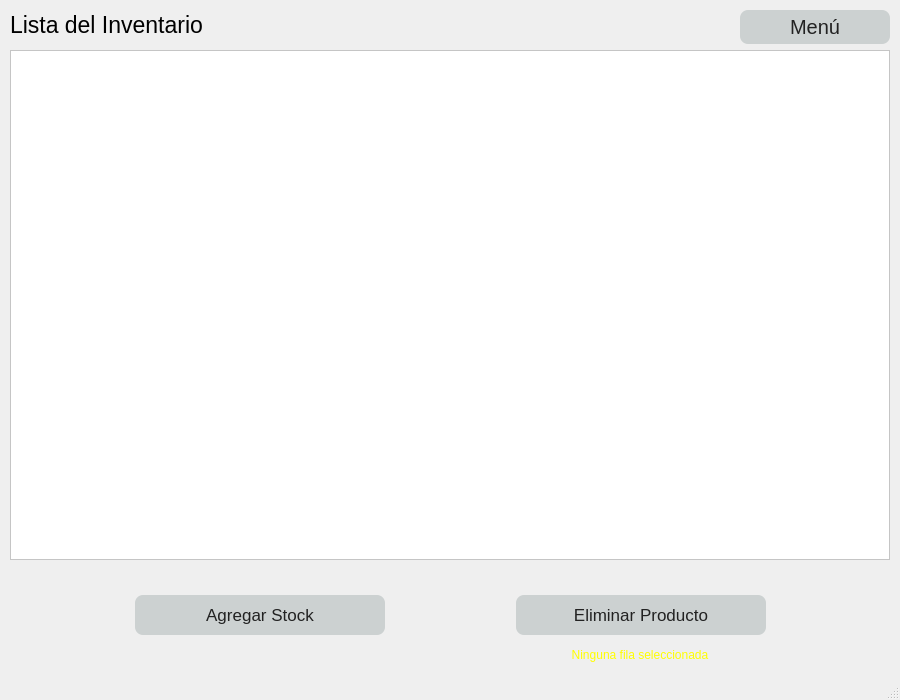
nicolujan1610/farmasty, file inventario/inventario-ventana.ui: the form before one commit.
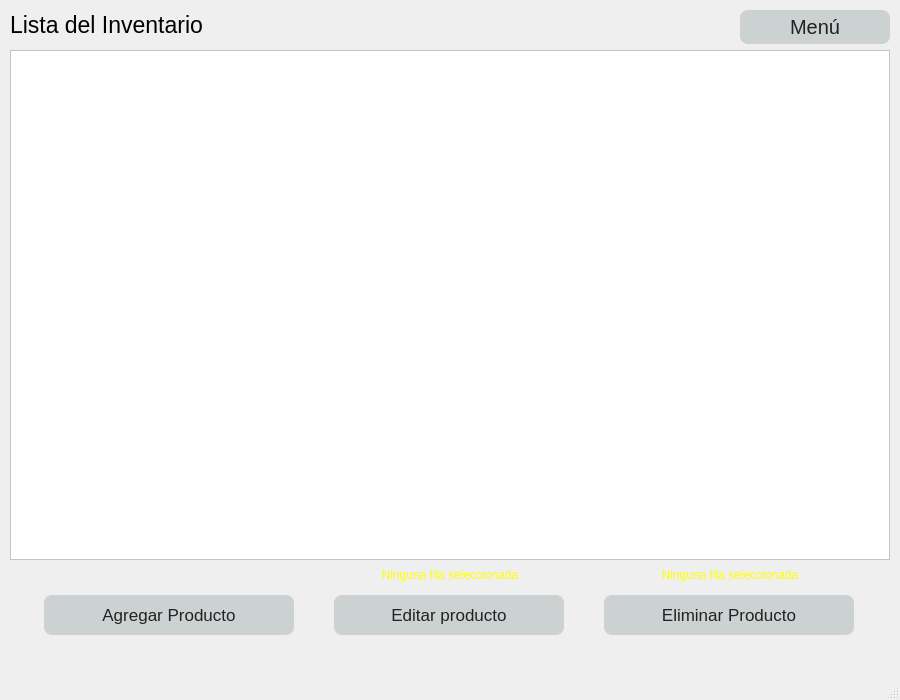
The form after the commit.

What changed in the file:
```diff
--- a/inventario/inventario-ventana.ui
+++ b/inventario/inventario-ventana.ui
@@ -202,7 +202,38 @@
         <string notr="true">background-color:#ccd1d1; color: #222; border-radius: 8px</string>
        </property>
        <property name="text">
-        <string>Agregar Stock</string>
+        <string>Agregar Producto</string>
+       </property>
+      </widget>
+     </item>
+     <item>
+      <widget class="QPushButton" name="edit_btn">
+       <property name="minimumSize">
+        <size>
+         <width>230</width>
+         <height>40</height>
+        </size>
+       </property>
+       <property name="maximumSize">
+        <size>
+         <width>230</width>
+         <height>40</height>
+        </size>
+       </property>
+       <property name="font">
+        <font>
+         <family>Arial</family>
+         <pointsize>13</pointsize>
+        </font>
+       </property>
+       <property name="cursor">
+        <cursorShape>PointingHandCursor</cursorShape>
+       </property>
+       <property name="styleSheet">
+        <string notr="true">background-color:#ccd1d1; color: #222; border-radius: 8px</string>
+       </property>
+       <property name="text">
+        <string>Editar producto</string>
        </property>
       </widget>
      </item>
@@ -242,8 +273,44 @@
    <widget class="QLabel" name="warning_lbl">
     <property name="geometry">
      <rect>
-      <x>520</x>
-      <y>630</y>
+      <x>330</x>
+      <y>550</y>
+      <width>240</width>
+      <height>50</height>
+     </rect>
+    </property>
+    <property name="minimumSize">
+     <size>
+      <width>240</width>
+      <height>50</height>
+     </size>
+    </property>
+    <property name="maximumSize">
+     <size>
+      <width>240</width>
+      <height>50</height>
+     </size>
+    </property>
+    <property name="font">
+     <font>
+      <pointsize>9</pointsize>
+     </font>
+    </property>
+    <property name="styleSheet">
+     <string notr="true">background: transparent; color: yellow;</string>
+    </property>
+    <property name="text">
+     <string>Ninguna fila seleccionada</string>
+    </property>
+    <property name="alignment">
+     <set>Qt::AlignCenter</set>
+    </property>
+   </widget>
+   <widget class="QLabel" name="del_warning_lbl">
+    <property name="geometry">
+     <rect>
+      <x>610</x>
+      <y>550</y>
       <width>240</width>
       <height>50</height>
      </rect>
```
Left out of the diff: 2 changed lines with no effect on the pictures.
